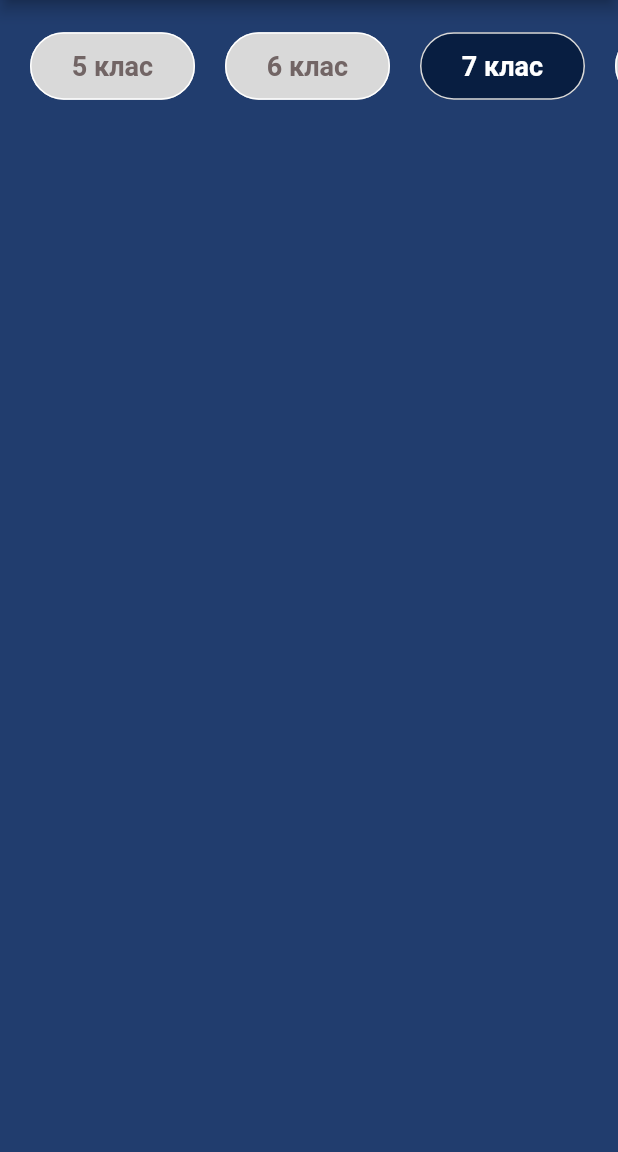
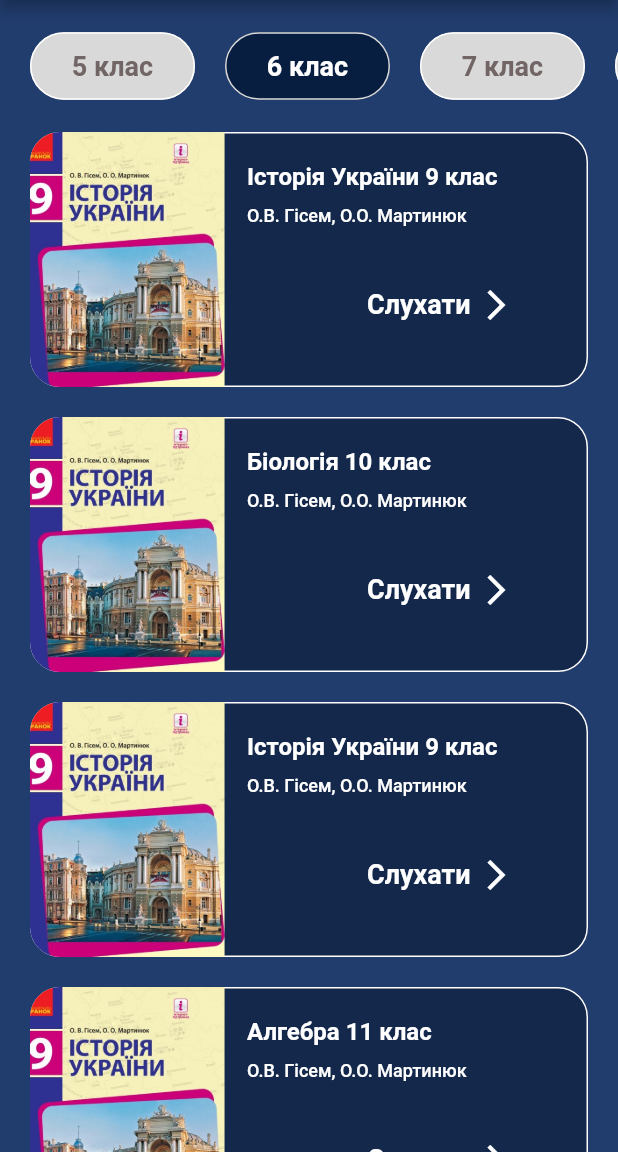
Before and after one commit to IvannaKozak/audioschool-old, a Flutter app: the BooksScreen screen opened directly, on a phone screen of 412 x 824 dp, the part 84-1236 px from its top. Run offline on Flutter 3.47's test engine with Material 2 defaults, Android fonts, the light colour scheme and no system bars; our stand-ins replace flutter_spinkit, flutter_svg.

Commit message:
fix arrow

```diff
--- a/lib/screens/uahistory_books.dart
+++ b/lib/screens/uahistory_books.dart
@@ -17,8 +17,8 @@ class _BooksScreenState extends State<BooksScreen> {
   // SchoolClass selectclass;
   List<bool> _hasBeenPressed = [
     false,
+    true,
     false,
-    true,
     false,
     false,
     false,
@@ -34,7 +34,9 @@ class _BooksScreenState extends State<BooksScreen> {
         title: Text('AudioSchool'),
         backgroundColor: Color(0xFF14284B),
       ),
-      body: Column(
+      body: SingleChildScrollView(
+        scrollDirection: Axis.vertical,
+        child: Column(
           children: <Widget>[
             Padding(
               padding: const EdgeInsets.symmetric(vertical: 20.0),
@@ -340,12 +342,146 @@ class _BooksScreenState extends State<BooksScreen> {
               ),
             ),
             SingleChildScrollView(
-              scrollDirection: Axis.vertical, child: Column()),
+              scrollDirection: Axis.vertical,
+              child: Column(
+                children: <Widget>[
+                  Padding(
+                    padding: const EdgeInsets.symmetric(horizontal: 20.0),
+                    child: BookCard(
+                      bookImage:
+                          Image(image: AssetImage('images/history_1.jpg')),
+                      bookTitle: 'Історія України 9 клас',
+                      bookAuthor: 'О.В. Гісем, О.О. Мартинюк',
+                    ),
+                  ),
+                  SizedBox(
+                    height: 20.0,
+                  ),
+                  Padding(
+                    padding: const EdgeInsets.symmetric(horizontal: 20.0),
+                    child: BookCard(
+                      bookImage:
+                          Image(image: AssetImage('images/history_1.jpg')),
+                      bookTitle: 'Біологія 10 клас',
+                      bookAuthor: 'О.В. Гісем, О.О. Мартинюк',
+                    ),
+                  ),
+                  SizedBox(
+                    height: 20.0,
+                  ),
+                  Padding(
+                    padding: const EdgeInsets.symmetric(horizontal: 20.0),
+                    child: BookCard(
+                      bookImage:
+                          Image(image: AssetImage('images/history_1.jpg')),
+                      bookTitle: 'Історія України 9 клас',
+                      bookAuthor: 'О.В. Гісем, О.О. Мартинюк',
+                    ),
+                  ),
+                  SizedBox(
+                    height: 20.0,
+                  ),
+                  Padding(
+                    padding: const EdgeInsets.symmetric(horizontal: 20.0),
+                    child: BookCard(
+                      bookImage:
+                          Image(image: AssetImage('images/history_1.jpg')),
+                      bookTitle: 'Алгебра 11 клас',
+                      bookAuthor: 'О.В. Гісем, О.О. Мартинюк',
+                    ),
+                  )
                 ],
+              ),
+            ),
+          ],
+        ),
       ),
     );
   }
 }
+
+class BookCard extends StatelessWidget {
+  BookCard(
+      {required this.bookImage,
+      required this.bookTitle,
+      required this.bookAuthor});
+  final Image bookImage;
+  final String bookTitle;
+  final String bookAuthor;
+
+  @override
+  Widget build(BuildContext context) {
+    return TextButton(
+      style: TextButton.styleFrom(
+        padding: EdgeInsets.zero,
+        fixedSize: Size.fromHeight(170),
+        backgroundColor: Color(0xFF14284B),
+        shape: RoundedRectangleBorder(
+            borderRadius: BorderRadius.circular(20.0),
+            side: BorderSide(width: 1.0, color: Colors.white)),
+      ),
+      onPressed: () {},
+      child: Padding(
+        padding: const EdgeInsets.all(0.0),
+        child: Row(
+          children: <Widget>[
+            ClipRRect(
+                borderRadius: BorderRadius.only(
+                    topLeft: Radius.circular(20.0),
+                    bottomLeft: Radius.circular(20.0)),
+                child: bookImage),
+            SizedBox(
+              width: 15.0,
+            ),
+            Padding(
+              padding: const EdgeInsets.symmetric(vertical: 20.0),
+              child: Column(
+                crossAxisAlignment: CrossAxisAlignment.start,
+                children: <Widget>[
+                  Text(bookTitle,
+                      style: TextStyle(
+                          fontSize: 16,
+                          fontWeight: FontWeight.bold,
+                          color: Colors.white)),
+                  SizedBox(
+                    height: 10.0,
+                  ),
+                  Text(
+                    bookAuthor,
+                    style: TextStyle(color: Colors.white, fontSize: 12.0),
+                  ),
+                  SizedBox(
+                    height: 40,
+                  ),
+                  Row(children: const <Widget>[
+                    SizedBox(
+                      width: 80,
+                    ),
+                    Text(
+                      'Слухати',
+                      style: TextStyle(
+                          color: Colors.white,
+                          fontSize: 18.0,
+                          fontWeight: FontWeight.bold),
+                    ),
+                    SizedBox(
+                      width: 5,
+                    ),
+                    Icon(
+                      Icons.arrow_forward_ios,
+                      color: Colors.white,
+                    )
+                  ]),
+                ],
+              ),
+            )
+          ],
+        ),
+      ),
+    );
+  }
+}
+
 
 
 // class BookCard extends StatelessWidget {
```
Lines whose indentation alone changed are shown as unchanged.
